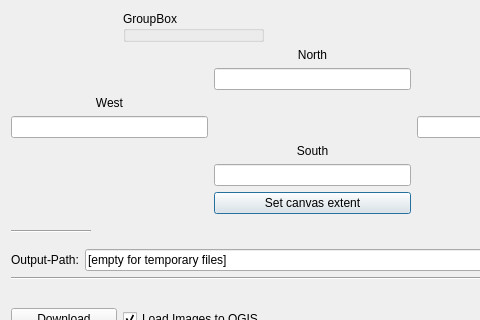
First picture: the form in srtm_downloader_dialog_base.ui, repository hdus/SRTM-Downloader, before the edit; both pictures show x 0 to 480 and y 0 to 320 of the 625 by 449 pixel window.
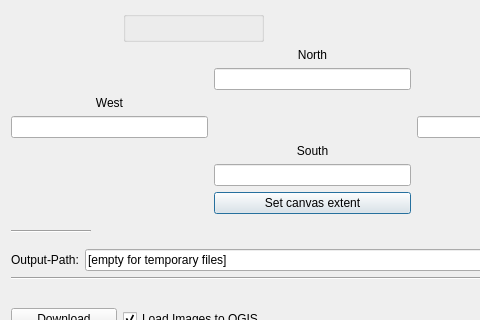
Second picture: the form after the edit.

Commit message: further UI layout improvements

Patch:
```diff
--- a/srtm_downloader_dialog_base.ui
+++ b/srtm_downloader_dialog_base.ui
@@ -23,7 +23,7 @@
    <item row="0" column="2">
     <widget class="QGroupBox" name="groupBox">
      <property name="title">
-      <string>GroupBox</string>
+      <string/>
      </property>
      <zorder>label</zorder>
     </widget>
```
Left out of the diff: 1 changed line with no effect on the pictures.
